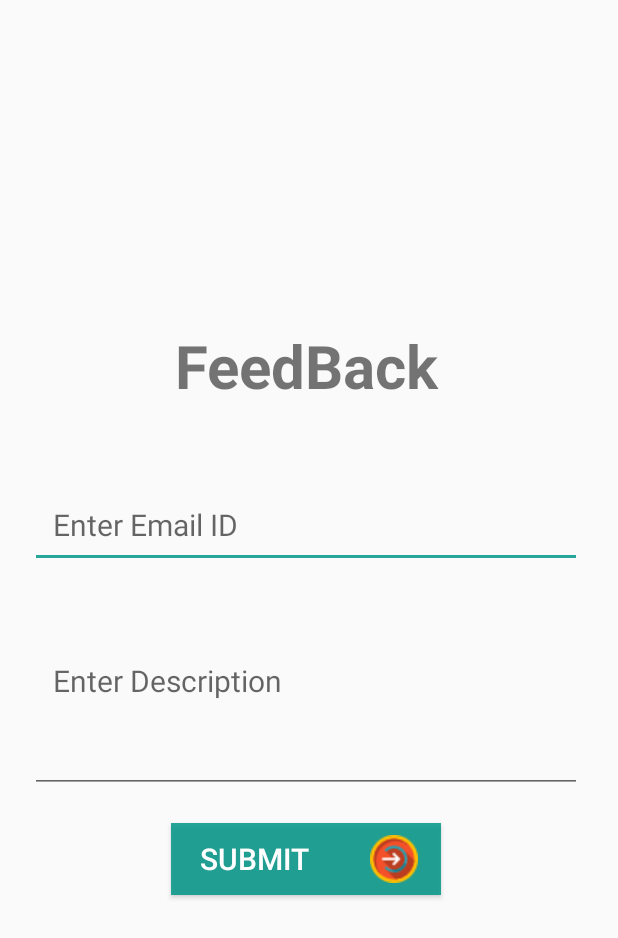
After one commit to ankitpatel21/SmartAirport, an Android app: the FeedBack screen opened directly, with no data from a screen before it, on a phone screen of 412 x 824 dp. The commit adds this screen. Shown: the top 938 px of the screen. Run offline under Robolectric (Android 15) with nearby library versions, the phone set to English and light mode, and no system bars; our stand-ins replace Firebase (no records; nobody signed in at launch, a user with empty details on screens opened directly); libraries missing offline, so code that uses them is left out: com.firebase.client; 2 statements that could not run were skipped.

Commit message:
Added FeedBack Page & Store FeedBacks in Firebase.

```diff
--- a/app/build.gradle
+++ b/app/build.gradle
@@ -30,9 +30,9 @@ dependencies {
     androidTestCompile('com.android.support.test.espresso:espresso-core:2.2.2', {
         exclude group: 'com.android.support', module: 'support-annotations'
     })
-    compile 'com.android.support.constraint:constraint-layout:1.0.0-alpha9'
 
 
+    compile 'com.android.support.constraint:constraint-layout:1.0.0-alpha9'
     compile 'com.android.support:appcompat-v7:25.3.0'
     compile 'com.android.support:design:25.3.0'
     compile 'com.google.firebase:firebase-auth:10.2.0'
--- a/app/src/main/AndroidManifest.xml
+++ b/app/src/main/AndroidManifest.xml
@@ -30,7 +30,9 @@
         <service
             android:name=".BagChkService"
             android:enabled="true"
-            android:exported="true"></service>
+            android:exported="true" />
+
+        <activity android:name=".FeedBack"></activity>
     </application>
 
 </manifest>
--- /dev/null
+++ b/app/src/main/java/com/example/nirav/smartairport/FeedBack.java
@@ -0,0 +1,81 @@
+package com.example.nirav.smartairport;
+
+import android.content.Intent;
+import android.support.v7.app.AppCompatActivity;
+import android.os.Bundle;
+import android.text.TextUtils;
+import android.util.Patterns;
+import android.view.View;
+import android.widget.Button;
+import android.widget.EditText;
+import android.widget.Toast;
+
+import com.firebase.client.Firebase;
+import com.google.firebase.auth.FirebaseAuth;
+import com.google.firebase.auth.FirebaseUser;
+import com.google.firebase.database.DatabaseReference;
+import com.google.firebase.database.FirebaseDatabase;
+
+public class FeedBack extends AppCompatActivity {
+
+    EditText email_id;
+    EditText desc;
+    Button submit;
+    Firebase feedback;
+    @Override
+    protected void onCreate(Bundle savedInstanceState) {
+        super.onCreate(savedInstanceState);
+        setContentView(R.layout.activity_feed_back);
+        email_id = (EditText) findViewById(R.id.txt_email_id);
+        desc = (EditText) findViewById(R.id.desc);
+        submit = (Button) findViewById(R.id.btn_submit);
+
+        final FirebaseUser fuser = FirebaseAuth.getInstance().getCurrentUser();
+        email_id.setText(fuser.getEmail().toString());
+        Firebase.setAndroidContext(this);
+        feedback = new Firebase("https://smart-airpot.firebaseio.com/feedback");
+
+
+        submit.setOnClickListener(new View.OnClickListener() {
+            @Override
+            public void onClick(View view) {
+                String email = email_id.getText().toString();
+                String emailPattern = "[a-zA-Z0-9._-]+@[a-z]+\\.+[a-z]+";
+                String desc_str = desc.getText().toString();
+                if(TextUtils.isEmpty(email_id.getText().toString()) || !email.matches(emailPattern))
+                {
+                    Toast.makeText(getApplicationContext(),"Please Enter valid email ID",Toast.LENGTH_SHORT).show();
+                    email_id.requestFocus();
+                    return;
+                }
+
+                if(TextUtils.isEmpty(desc.getText().toString()))
+                {
+                    Toast.makeText(getApplicationContext(),"Please Enter Description",Toast.LENGTH_SHORT).show();
+                    desc.requestFocus();
+                    return;
+                }
+                if(desc.getText().toString().length()<10)
+                {
+                    Toast.makeText(getApplicationContext(),"Enter at least 10 character to Description",Toast.LENGTH_SHORT).show();
+                    desc.requestFocus();
+                    return;
+                }
+
+//                    Toast.makeText(getApplicationContext(),email,Toast.LENGTH_SHORT).show();
+//                    Toast.makeText(getApplicationContext(),desc_str,Toast.LENGTH_SHORT).show();
+
+                Firebase feedback_child_msg = feedback.push();
+                Firebase feedback_email = feedback_child_msg.child("Email");
+                Firebase feedback_msg = feedback_child_msg.child("Message");
+                feedback_email.setValue(email);
+                feedback_msg.setValue(desc_str);
+
+                Toast.makeText(getApplicationContext(), "FeedBack Submitted Successfully", Toast.LENGTH_SHORT).show();
+                startActivity(new Intent(getApplicationContext(),MainActivity.class));
+                finishAffinity();
+
+            }
+        });
+    }
+}
--- a/app/src/main/java/com/example/nirav/smartairport/MainActivity.java
+++ b/app/src/main/java/com/example/nirav/smartairport/MainActivity.java
@@ -111,6 +111,11 @@ public class MainActivity extends AppCompatActivity {
                         mDrawerlayout.closeDrawer(Gravity.LEFT);
 
                         break;
+
+                    case R.id.nav_feedback:
+                        startActivity(new Intent(getApplicationContext(),FeedBack.class));
+
+
                 }
                 return true;
             }
--- /dev/null
+++ b/app/src/main/res/layout/activity_feed_back.xml
@@ -0,0 +1,74 @@
+<?xml version="1.0" encoding="utf-8"?>
+<RelativeLayout xmlns:android="http://schemas.android.com/apk/res/android"
+    xmlns:tools="http://schemas.android.com/tools"
+    android:layout_width="match_parent"
+    android:layout_height="match_parent"
+    android:gravity="center_vertical"
+    tools:context="com.example.nirav.smartairport.FeedBack">
+
+    <RelativeLayout
+        android:layout_width="368dp"
+        android:layout_height="wrap_content"
+        android:layout_margin="20dp"
+        android:layout_gravity="center_horizontal"
+        tools:layout_editor_absoluteY="0dp"
+        tools:layout_editor_absoluteX="8dp">
+
+        <TextView
+            android:layout_width="match_parent"
+            android:layout_height="wrap_content"
+            android:text="FeedBack"
+            android:id="@+id/tv1"
+            android:textAlignment="center"
+            android:textStyle="bold"
+            android:layout_marginBottom="50dp"
+            android:textSize="40dp"/>
+
+
+        <EditText
+            android:layout_width="match_parent"
+            android:layout_height="wrap_content"
+            android:hint="Enter Email ID"
+            android:layout_below="@+id/tv1"
+            android:id="@+id/txt_email_id"
+            android:inputType="textEmailAddress"
+            android:textSize="20dp"
+            android:textAlignment="textStart"
+            android:padding="15dp"/>
+
+        <EditText
+            android:id="@+id/desc"
+            android:layout_width="match_parent"
+            android:hint="Enter Description"
+            android:layout_height="150dp"
+            android:layout_below="@+id/txt_email_id"
+            android:textSize="20dp"
+            android:ems="10"
+            android:padding="15dp"
+            android:inputType="textMultiLine" />
+
+        <Button
+            android:layout_width="wrap_content"
+            android:layout_height="wrap_content"
+            android:id="@+id/btn_submit"
+            android:text="  Submit  "
+            android:width="180dp"
+            android:textColor="#FFFFFF"
+            android:textSize="20dp"
+            android:layout_marginTop="20dp"
+            android:paddingRight="15dp"
+            android:paddingLeft="10dp"
+            android:drawableRight="@drawable/login"
+            android:textAlignment="textStart"
+            android:layout_centerHorizontal="true"
+            android:layout_below="@+id/desc"
+            android:background="#D7009688"
+            android:layout_marginBottom="10dp"
+            />
+
+
+
+    </RelativeLayout>
+
+
+</RelativeLayout>
--- a/app/src/main/res/layout/fragment_home.xml
+++ b/app/src/main/res/layout/fragment_home.xml
@@ -6,6 +6,7 @@
 
     <!-- TODO: Update blank fragment layout -->
     <RelativeLayout
+        android:padding="10dp"
         android:layout_width="match_parent"
         android:layout_height="match_parent">
 
--- a/app/src/main/res/menu/navigation_menu.xml
+++ b/app/src/main/res/menu/navigation_menu.xml
@@ -18,6 +18,10 @@
         <item android:id="@+id/nav_logout"
             android:icon="@mipmap/ic_settings_power_black_24dp"
             android:title="Logout"></item>
+
+        <item android:id="@+id/nav_feedback"
+            android:icon="@mipmap/ic_settings_power_black_24dp"
+            android:title="FeedBack"></item>
     </group>
 
 </menu>
```
Also changed, not shown: gradle.properties (+4 -3 lines).
